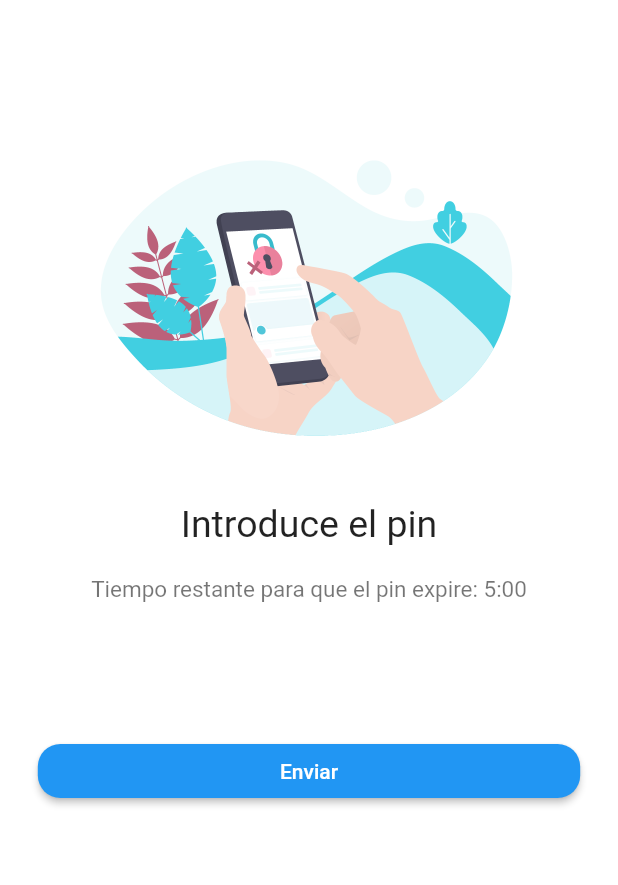
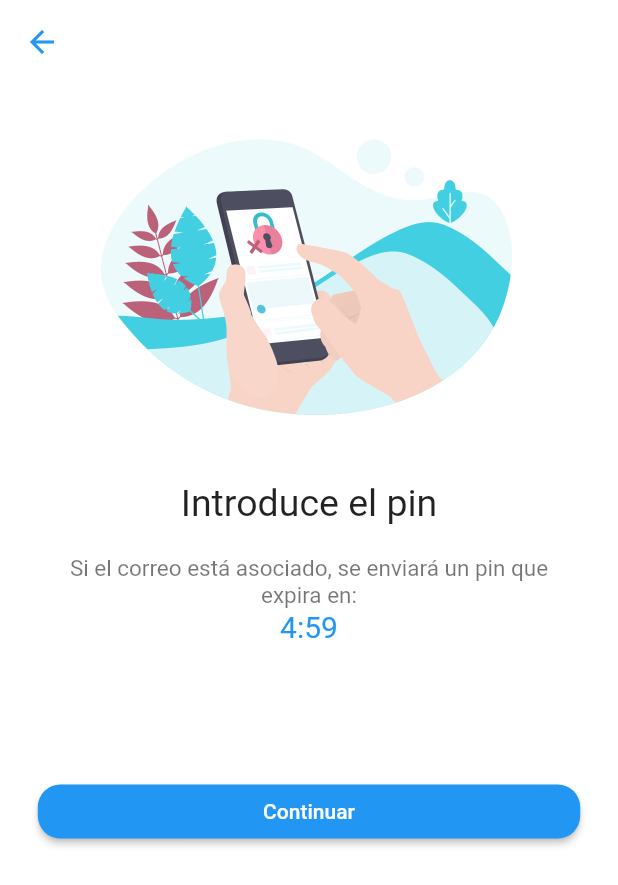
Before and after one commit to aldaprojects/ssca-app, a Flutter app: the PinPage screen opened by its route, on a phone screen of 412 x 824 dp. Shown: the top 885 px of the screen. Run offline on Flutter 3.47's test engine with Material 2 defaults, Android fonts, the phone set to English and light mode, and no system bars; our stand-ins replace flare_flutter, font_awesome_flutter, pinput, shared_preferences; missing offline and left inert: jaguar_jwt; accounts and stored records are empty; network calls fail; statements that could not run were skipped.

Commit message:
se agrego la pagina del pin

```diff
--- a/lib/src/pages/home_page.dart
+++ b/lib/src/pages/home_page.dart
@@ -33,7 +33,6 @@ class HomePage extends StatelessWidget {
 
       if ( decClaimSet.expiry.compareTo(DateTime.now()) < 0 ) {
 
-        print('YA EXPIRO');
         prefs.endToken = true;
         prefs.startRoute = 'login';
 
--- a/lib/src/pages/login_page.dart
+++ b/lib/src/pages/login_page.dart
@@ -29,8 +29,10 @@ class _LoginPageState extends State<LoginPage> with TickerProviderStateMixin {
 
   final prefs = SharedPrefs();
 
+
   initState() {
     super.initState();
+
     controller = AnimationController(
         duration: Duration(
           milliseconds: 500),
@@ -72,8 +74,6 @@ class _LoginPageState extends State<LoginPage> with TickerProviderStateMixin {
         );
         prefs.startRoute = '/';
         prefs.endToken = false;
-      } else {
-        print('NORMAL');
       }
 
     });
--- a/lib/src/pages/pin_page.dart
+++ b/lib/src/pages/pin_page.dart
@@ -1,9 +1,12 @@
 import 'dart:async';
 import 'package:flutter/material.dart';
 import 'package:flutter/animation.dart';
+import 'package:provider/provider.dart';
 import 'package:sockets2/src/share_prefs/preferences.dart';
 
 import 'package:pinput/pin_put/pin_put.dart';
+
+import '../providers/usuario_provider.dart';
 
 
 class PinPage extends StatefulWidget {
@@ -18,11 +21,42 @@ class _PinPageState extends State<PinPage> with TickerProviderStateMixin {
   final formKey = GlobalKey<FormState>();
   final prefs = SharedPrefs();
 
-  int seconds = 300;
+  int seconds = 299;
   String time = '5:00';
+  int pin;
 
-  initState() {
+  void countdown(){
+    Timer.periodic(Duration(seconds: 1), (timer) {
+      setState(() {
+        int minutos = (seconds/60).floor();
+        int segundos = seconds%60;
+        time = '$minutos:';
+        if ( segundos < 10 ) {
+          time += '0$segundos';
+        } else {
+          time += '$segundos';
+        }
+
+        if ( seconds <= 0 ) {
+          timer.cancel();
+          time = '0:00';
+          seconds = 0;
+        }
+        seconds = seconds - 1;
+      });
+    });
+  }
+
+  @override
+  void initState() {
     super.initState();
+    if ( prefs.startRoute != "pin" ) {
+      prefs.date = DateTime.now().toString();
+      prefs.startRoute = 'pin';
+    } else {
+      seconds = seconds - DateTime.now().difference(DateTime.parse(prefs.date)).inSeconds;
+    }
+
     controller = AnimationController(
         duration: Duration(
           milliseconds: 500),
@@ -34,43 +68,37 @@ class _PinPageState extends State<PinPage> with TickerProviderStateMixin {
     );
     controller.forward();
 
-    Timer.periodic(Duration(seconds: 1), (timer) {
-      setState(() {
-        int minutos = (seconds/60).floor();
-        int segundos = seconds%60;
-        time = '$minutos:';
-        if ( segundos < 10 ) {
-          time += '0$segundos';
-        } else {
-          time += '$segundos';
-        }
-
-        if ( seconds == 0 ) {
-          timer.cancel();
-        }
-        seconds = seconds - 1;
-
-
-      });
-    });
+    countdown();
 
   }
 
   @override
   Widget build(BuildContext context) {
 
-
+    final userProvider = Provider.of<UsuarioProvider>(context);
 
     return Scaffold(
+      appBar: AppBar(
+        backgroundColor: Colors.transparent,
+        elevation: 0.0,
+        leading: IconButton(
+          icon: Icon(Icons.arrow_back, color: Colors.blue),
+          onPressed: (){
+            prefs.startRoute = '/';
+            Navigator.pushNamed(context, 'login');
+          },
+        ),
+      ),
       backgroundColor: Colors.white,
       body: FadeTransition(
         opacity: animation,
         child: SingleChildScrollView(
+          padding: EdgeInsets.symmetric(horizontal: 20.0),
           child: Column(
             children: <Widget>[
               _loginHeader(),
               _loginBody(),
-              _loginFooter()
+              _loginFooter(userProvider)
             ],
           ),
         ),
@@ -79,9 +107,7 @@ class _PinPageState extends State<PinPage> with TickerProviderStateMixin {
   }
 
   Widget _loginHeader() {
-    return Container(
-      padding: EdgeInsets.only(top: 70.0),
-      child: Column(
+    return Column(
       children: <Widget>[
         Container(
           height: 250,
@@ -100,42 +126,43 @@ class _PinPageState extends State<PinPage> with TickerProviderStateMixin {
               ),
               SizedBox(height: 20.0),
               Text(
-                    'Tiempo restante para que el pin expire: $time',
+                  'Si el correo está asociado, se enviará un pin que expira en: ',
                   style: TextStyle(fontSize: 15.0, color: Colors.black54),
                   textAlign: TextAlign.center,
               ),
+              Text('$time',
+                style: TextStyle(
+                  color: seconds == -1 ? Colors.red : Colors.blue,
+                  fontSize: 20.0
+                )
+              )
             ],
           ),
         )
-        ],
-      ),
+      ]
     );
   }
 
   Widget _loginBody() {
-    return Container(
-      margin: EdgeInsets.symmetric(horizontal: 30.0),
-      child: Form(
+    return Form(
       key: formKey,
       child: Column(
         children: <Widget>[
           PinPut(
             fieldsCount: 4,
-              onSubmit: (pin) {
-                print(pin);
-              },
-              actionButtonsEnabled: false
+            onSubmit: (_pin)=> pin = int.parse(_pin),
+            actionButtonsEnabled: false,
+            autoFocus: false,
+
           ),
           SizedBox(height: 25.0),
         ],
-        ),
-      ),
+      )
     );
   }
 
-  Widget _loginFooter() {
-    return  Container(
-      child: Column(
+  Widget _loginFooter(UsuarioProvider userProvider) {
+    return  Column(
       children: <Widget>[
         RaisedButton(
           color: Colors.blue,
@@ -143,16 +170,28 @@ class _PinPageState extends State<PinPage> with TickerProviderStateMixin {
           child: Container(
             width: MediaQuery.of(context).size.width * .8,
             child: Text(
-                'Enviar',
+              seconds == -1 ? 'Reenviar el código' : 'Continuar',
               style: TextStyle(color: Colors.white),
               textAlign: TextAlign.center,
             ),
           ),
-            onPressed: () {
+          onPressed: () async {
+            if ( seconds >= 0 ) {
+              print('Boton ${prefs.pin}');
+              if ( pin == prefs.pin ) {
+                prefs.startRoute = '/';
+                Navigator.pushReplacementNamed(context, 'reset');
+              } else {
+                print('INCORRECTO');
+              }
+            } else {
+              await userProvider.reqPin(prefs.emailPin);
+              seconds = 300;
+              countdown();
+            }
           }
         )
-        ],
-      ),
+      ]
     );
   }
 }
--- a/lib/src/routes/routes.dart
+++ b/lib/src/routes/routes.dart
@@ -3,6 +3,7 @@ import 'package:sockets2/src/pages/home_page.dart';
 import 'package:sockets2/src/pages/password_page.dart';
 import 'package:sockets2/src/pages/pin_page.dart';
 import 'package:sockets2/src/pages/register_page.dart';
+import 'package:sockets2/src/pages/resetpwd_page.dart';
 import 'package:sockets2/src/pages/start_page.dart';
 import 'package:sockets2/src/pages/login_page.dart';
 
@@ -13,6 +14,7 @@ Map<String, WidgetBuilder> getApplicationRoutes(){
     'register' : ( BuildContext context) => SingUpPage(),
     'home'     : ( BuildContext context) => HomePage(),
     'pwd'      : ( BuildContext context) => PasswordPage(),
-    'pin'      : ( BuildContext context) => PinPage()
+    'pin'      : ( BuildContext context) => PinPage(),
+    'reset'      : ( BuildContext context) => ResetPwdPage(),
   };
 }
```
Also changed, not shown: lib/src/pages/password_page.dart (+43 -3 lines), lib/src/pages/resetpwd_page.dart (added, +12 -0 lines), lib/src/providers/usuario_provider.dart (+15 -1 lines), lib/src/share_prefs/preferences.dart (+24 -0 lines). Lines whose indentation alone changed are shown as unchanged.
